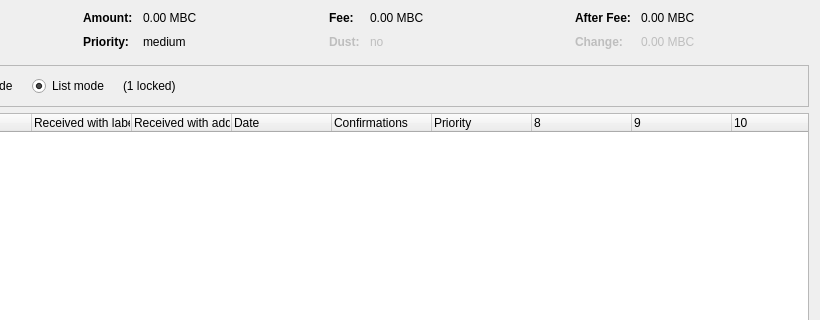
Qt form src/qt/forms/coincontroldialog.ui (TinyCalf/Mocoin) before a commit; both pictures show x 180 to 1000 and y 0 to 320 of the 1000 by 500 pixel window.
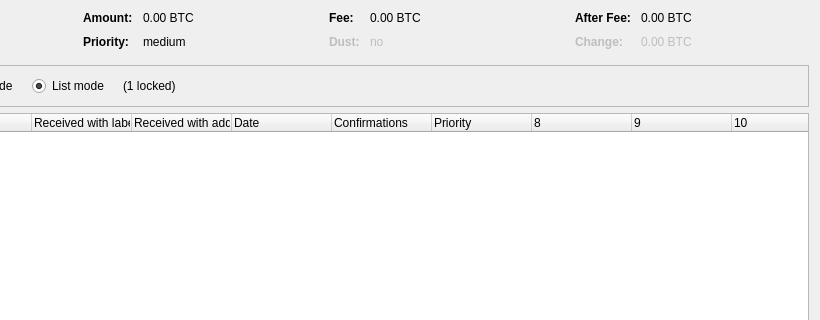
The same form after that commit. Custom widgets are drawn as their Qt base class.

```diff
--- a/src/qt/forms/coincontroldialog.ui
+++ b/src/qt/forms/coincontroldialog.ui
@@ -132,7 +132,7 @@
           <enum>Qt::ActionsContextMenu</enum>
          </property>
          <property name="text">
-          <string notr="true">0.00 MBC</string>
+          <string notr="true">0.00 BTC</string>
          </property>
          <property name="textInteractionFlags">
           <set>Qt::LinksAccessibleByMouse|Qt::TextSelectableByKeyboard|Qt::TextSelectableByMouse</set>
@@ -206,7 +206,7 @@
           <enum>Qt::ActionsContextMenu</enum>
          </property>
          <property name="text">
-          <string notr="true">0.00 MBC</string>
+          <string notr="true">0.00 BTC</string>
          </property>
          <property name="textInteractionFlags">
           <set>Qt::LinksAccessibleByMouse|Qt::TextSelectableByKeyboard|Qt::TextSelectableByMouse</set>
@@ -286,7 +286,7 @@
           <enum>Qt::ActionsContextMenu</enum>
          </property>
          <property name="text">
-          <string notr="true">0.00 MBC</string>
+          <string notr="true">0.00 BTC</string>
          </property>
          <property name="textInteractionFlags">
           <set>Qt::LinksAccessibleByMouse|Qt::TextSelectableByKeyboard|Qt::TextSelectableByMouse</set>
@@ -321,7 +321,7 @@
           <enum>Qt::ActionsContextMenu</enum>
          </property>
          <property name="text">
-          <string notr="true">0.00 MBC</string>
+          <string notr="true">0.00 BTC</string>
          </property>
          <property name="textInteractionFlags">
           <set>Qt::LinksAccessibleByMouse|Qt::TextSelectableByKeyboard|Qt::TextSelectableByMouse</set>
```
